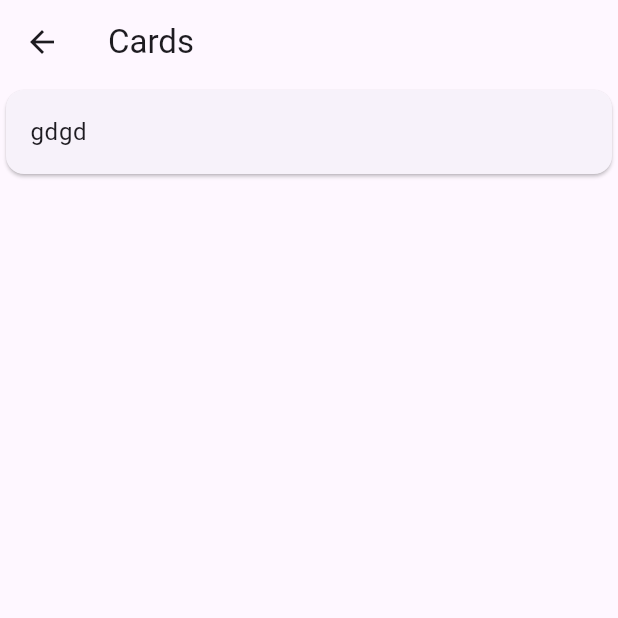
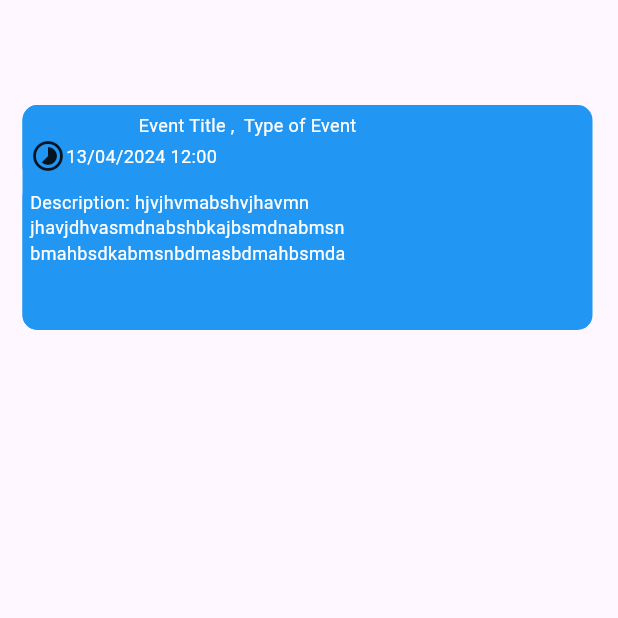
Before and after one commit to aymanerihane/UniEvents, a Flutter app: the CardPage screen opened directly, on a phone screen of 412 x 824 dp, the top half of it. Run offline on Flutter 3.47's test engine with Material 3 defaults, Android fonts, the light colour scheme and no system bars; our stand-ins replace date_picker_timeline, file_picker, get, hidden_drawer_menu, sqflite; accounts and stored records are empty.

Commit message:
cards and events details

```diff
--- a/unievents/lib/templates/Settings/profile.dart
+++ b/unievents/lib/templates/Settings/profile.dart
@@ -1,6 +1,8 @@
 import 'package:flutter/material.dart';
 import 'package:get/get.dart';
 import 'package:unievents/wigets/input.dart';
+import 'package:unievents/wigets/MyButton.dart';
+import 'package:unievents/themes/themes.dart';
 
 class Profile extends StatefulWidget {
   const Profile({super.key});
@@ -33,7 +35,6 @@ class _ProfileState extends State<Profile> {
                         .headline6
                         ?.copyWith(fontWeight: FontWeight.bold),
                   ),
-                  const SizedBox(height: 10),
                   MyInput(
                     controller: _eventTitle,
                     hint: 'Username',
@@ -48,6 +49,11 @@ class _ProfileState extends State<Profile> {
                     controller: _eventTitle,
                     hint: 'Enter Event Title',
                     title: 'Paassword',
+                  ),
+                  MyButton(
+                    label: "Save",
+                    onTap: null,
+                    visibility: true,
                   ),
                 ],
               ),
@@ -73,7 +79,7 @@ class _TopPortion extends StatelessWidget {
               gradient: LinearGradient(
                   begin: Alignment.bottomCenter,
                   end: Alignment.topCenter,
-                  colors: [Color(0xff0043ba), Color(0xff006df1)]),
+                  colors: [secondaryColor, Color.fromARGB(255, 152, 238, 218)]),
               borderRadius: BorderRadius.only(
                 bottomLeft: Radius.circular(50),
                 bottomRight: Radius.circular(50),
--- a/unievents/lib/templates/homePage/homePage.dart
+++ b/unievents/lib/templates/homePage/homePage.dart
@@ -1,4 +1,5 @@
 import 'package:flutter/material.dart';
+
 
 class HomePage extends StatelessWidget {
   const HomePage({super.key});
--- a/unievents/lib/wigets/card.dart
+++ b/unievents/lib/wigets/card.dart
@@ -1,23 +1,146 @@
 import 'package:flutter/material.dart';
 
+class CardPage extends StatelessWidget {
+  const CardPage({super.key});
+  @override
+  Widget build(BuildContext context) {
+    return Scaffold(
+      body: Center(
+        child: MyContainer(),
+      ),
+    );
+  }
+}
 
-class CardPage extends StatelessWidget {
-  final List<String> cardTitles = [
-    'Card 1',
-  ];
+final List<String> _images = [
+  'https://images.pexels.com/photos/167699/pexels-photo-167699.jpeg?auto=compress&cs=tinysrgb&dpr=2&h=750&w=1260',
+  'https://images.pexels.com/photos/2662116/pexels-photo-2662116.jpeg?auto=compress&cs=tinysrgb&dpr=1&w=500',
+  'https://images.pexels.com/photos/273935/pexels-photo-273935.jpeg?auto=compress&cs=tinysrgb&dpr=1&w=500',
+  'https://images.pexels.com/photos/1591373/pexels-photo-1591373.jpeg?auto=compress&cs=tinysrgb&dpr=1&w=500',
+  'https://images.pexels.com/photos/462024/pexels-photo-462024.jpeg?auto=compress&cs=tinysrgb&dpr=1&w=500',
+  'https://images.pexels.com/photos/325185/pexels-photo-325185.jpeg?auto=compress&cs=tinysrgb&dpr=1&w=500'
+];
+
+class MyContainer extends StatelessWidget {
+  @override
+  Widget build(BuildContext context) {
+    return GestureDetector(
+      onTap: () {
+        Navigator.of(context).push(
+            MaterialPageRoute(builder: (context) => SecondPage(heroTag: 1)));
+      },
+      child: Column(
+        mainAxisAlignment: MainAxisAlignment.start,
+        children: [
+          Row(mainAxisAlignment: MainAxisAlignment.start, children: [
+            Container(
+              margin: EdgeInsets.fromLTRB(15.0, 70.0, 5.0, 20.0),
+              width: 380,
+              height: 150,
+              decoration: BoxDecoration(
+                color: Colors.blue,
+                borderRadius: BorderRadius.circular(10),
+              ),
+              child: Column(
+                mainAxisAlignment: MainAxisAlignment.start,
+                children: [
+                  Row(
+                    children: [
+                      Column(
+                        children: [
+                          Row(
+                            mainAxisAlignment: MainAxisAlignment.start,
+                            children: [
+                              Container(
+                                  width: 300,
+                                  height: 51,
+                                  padding: EdgeInsets.all(5.0),
+                                  decoration: BoxDecoration(
+                                    color: Colors.blue,
+                                    borderRadius: BorderRadius.circular(10),
+                                  ),
+                                  child: Column(
+                                    children: [
+                                      Text(
+                                        'Event Title ,  Type of Event',
+                                        style: TextStyle(
+                                          color: Colors.white,
+                                          fontSize: 12,
+                                        ),
+                                      ),
+                                      Row(children: [
+                                        Icon(Icons.timelapse_rounded),
+                                        Text(
+                                          '13/04/2024 12:00',
+                                          style: const TextStyle(
+                                            color: Colors.white,
+                                            fontSize: 12,
+                                          ),
+                                        ),
+                                      ]),
+                                    ],
+                                  ))
+                            ],
+                          ),
+                          Row(
+                            children: [
+                              Container(
+                                width: 300,
+                                height: 99,
+                                padding: EdgeInsets.all(5.0),
+                                decoration: BoxDecoration(
+                                  color: Colors.blue,
+                                  borderRadius: BorderRadius.circular(10),
+                                ),
+                                child: Text(
+                                  'Description: hjvjhvmabshvjhavmn jhavjdhvasmdnabshbkajbsmdnabmsn bmahbsdkabmsnbdmasbdmahbsmda',
+                                  style: TextStyle(
+                                    color: Colors.white,
+                                    fontSize: 12,
+                                  ),
+                                ),
+                              ),
+                            ],
+                          ),
+                        ],
+                      ),
+                    ],
+                  ),
+                ],
+              ),
+            )
+          ])
+        ],
+      ),
+    );
+  }
+}
+
+class SecondPage extends StatelessWidget {
+  final int heroTag;
+  const SecondPage({required this.heroTag});
 
   @override
   Widget build(BuildContext context) {
     return Scaffold(
-      appBar: AppBar(
-        title: Text('Cards'),
-      ),
-      body: Card(
-            child: ListTile(
-              title: Text("gdgd"),
-              onTap: () {
-              },
+      appBar: AppBar(title: Text("Event details")),
+      body: Column(
+        children: [
+          Expanded(
+            child: Center(
+              child: Hero(
+                tag: heroTag,
+                child: Image.network(_images[heroTag]),
+              ),
+            ),
           ),
+          Expanded(
+            child: Text(
+              "Description",
+              style: Theme.of(context).textTheme.headline5,
+            ),
+          )
+        ],
       ),
     );
   }
```
